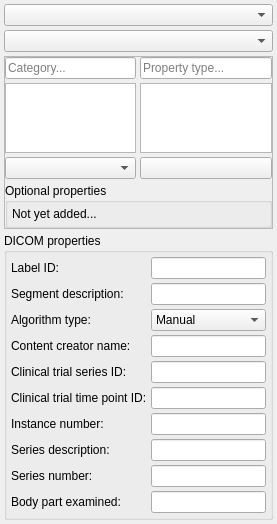
Qt form Modules/Loadable/Terminologies/Widgets/Resources/UI/qSlicerTerminologyNavigatorWidget.ui (cpinter/SlicerGitSVNArchive) before a commit.
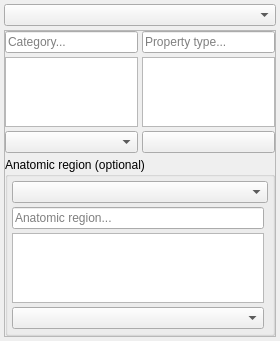
The same form after that commit. Custom widgets are drawn as their Qt base class.

Commit message: ENH: Added anatomic region handling to terminology logic and navigator widget

Diff of the .ui file:
```diff
--- a/Modules/Loadable/Terminologies/Widgets/Resources/UI/qSlicerTerminologyNavigatorWidget.ui
+++ b/Modules/Loadable/Terminologies/Widgets/Resources/UI/qSlicerTerminologyNavigatorWidget.ui
@@ -6,8 +6,8 @@
    <rect>
     <x>0</x>
     <y>0</y>
-    <width>277</width>
-    <height>268</height>
+    <width>280</width>
+    <height>320</height>
    </rect>
   </property>
   <property name="windowTitle">
@@ -20,6 +20,13 @@
    <property name="spacing">
     <number>4</number>
    </property>
+   <item row="0" column="1" colspan="2">
+    <widget class="ctkComboBox" name="ComboBox_Terminology">
+     <property name="defaultText">
+      <string>Select terminology...</string>
+     </property>
+    </widget>
+   </item>
    <item row="4" column="1" colspan="2">
     <widget class="QFrame" name="frame_TerminologyEntry">
      <property name="sizePolicy">
@@ -41,25 +48,37 @@
       <property name="spacing">
        <number>4</number>
       </property>
-      <item row="1" column="1">
-       <widget class="QTableWidget" name="tableWidget_Type">
-        <property name="columnCount">
-         <number>1</number>
+      <item row="0" column="0">
+       <widget class="ctkSearchBox" name="SearchBox_Category">
+        <property name="placeholderText">
+         <string>Category...</string>
         </property>
-        <attribute name="horizontalHeaderVisible">
-         <bool>false</bool>
-        </attribute>
-        <attribute name="horizontalHeaderStretchLastSection">
+        <property name="showSearchIcon">
          <bool>true</bool>
-        </attribute>
-        <attribute name="verticalHeaderVisible">
-         <bool>false</bool>
-        </attribute>
-        <column/>
+        </property>
+       </widget>
+      </item>
+      <item row="0" column="1">
+       <widget class="ctkSearchBox" name="SearchBox_Type">
+        <property name="placeholderText">
+         <string>Property type...</string>
+        </property>
+        <property name="showSearchIcon">
+         <bool>true</bool>
+        </property>
        </widget>
       </item>
       <item row="1" column="0">
        <widget class="QTableWidget" name="tableWidget_Category">
+        <property name="editTriggers">
+         <set>QAbstractItemView::NoEditTriggers</set>
+        </property>
+        <property name="selectionMode">
+         <enum>QAbstractItemView::SingleSelection</enum>
+        </property>
+        <property name="selectionBehavior">
+         <enum>QAbstractItemView::SelectRows</enum>
+        </property>
         <property name="columnCount">
          <number>1</number>
         </property>
@@ -75,47 +94,53 @@
         <column/>
        </widget>
       </item>
-      <item row="2" column="1">
-       <widget class="ctkColorPickerButton" name="ColorPickerButton_RecommendedRGB">
-        <property name="displayColorName">
+      <item row="1" column="1">
+       <widget class="QTableWidget" name="tableWidget_Type">
+        <property name="editTriggers">
+         <set>QAbstractItemView::NoEditTriggers</set>
+        </property>
+        <property name="selectionMode">
+         <enum>QAbstractItemView::SingleSelection</enum>
+        </property>
+        <property name="selectionBehavior">
+         <enum>QAbstractItemView::SelectRows</enum>
+        </property>
+        <property name="columnCount">
+         <number>1</number>
+        </property>
+        <attribute name="horizontalHeaderVisible">
+         <bool>false</bool>
+        </attribute>
+        <attribute name="horizontalHeaderStretchLastSection">
          <bool>true</bool>
-        </property>
+        </attribute>
+        <attribute name="verticalHeaderVisible">
+         <bool>false</bool>
+        </attribute>
+        <column/>
        </widget>
       </item>
       <item row="2" column="0">
-       <widget class="ctkComboBox" name="ComboBox_Modifier">
+       <widget class="ctkComboBox" name="ComboBox_TypeModifier">
         <property name="defaultText">
          <string>Select type modifier...</string>
         </property>
        </widget>
       </item>
-      <item row="0" column="1">
-       <widget class="ctkSearchBox" name="SearchBox_Type">
-        <property name="placeholderText">
-         <string>Property type...</string>
-        </property>
-        <property name="showSearchIcon">
-         <bool>true</bool>
-        </property>
-       </widget>
-      </item>
-      <item row="0" column="0">
-       <widget class="ctkSearchBox" name="SearchBox_Category">
-        <property name="placeholderText">
-         <string>Category...</string>
-        </property>
-        <property name="showSearchIcon">
+      <item row="2" column="1">
+       <widget class="ctkColorPickerButton" name="ColorPickerButton_RecommendedRGB">
+        <property name="displayColorName">
          <bool>true</bool>
         </property>
        </widget>
       </item>
       <item row="3" column="0" colspan="2">
-       <widget class="ctkCollapsibleGroupBox" name="CollapsibleGroupBox_Optional">
+       <widget class="ctkCollapsibleGroupBox" name="CollapsibleGroupBox_AnatomicRegion">
         <property name="title">
-         <string>Optional properties</string>
+         <string>Anatomic region (optional)</string>
         </property>
         <property name="collapsed">
-         <bool>true</bool>
+         <bool>false</bool>
         </property>
         <layout class="QGridLayout" name="gridLayout_4">
          <property name="margin">
@@ -124,10 +149,53 @@
          <property name="spacing">
           <number>4</number>
          </property>
-         <item row="0" column="0">
-          <widget class="QLabel" name="label">
-           <property name="text">
-            <string>Not yet added...</string>
+         <item row="2" column="0">
+          <widget class="QTableWidget" name="tableWidget_AnatomicRegion">
+           <property name="editTriggers">
+            <set>QAbstractItemView::NoEditTriggers</set>
+           </property>
+           <property name="selectionMode">
+            <enum>QAbstractItemView::SingleSelection</enum>
+           </property>
+           <property name="selectionBehavior">
+            <enum>QAbstractItemView::SelectRows</enum>
+           </property>
+           <property name="columnCount">
+            <number>1</number>
+           </property>
+           <attribute name="horizontalHeaderVisible">
+            <bool>false</bool>
+           </attribute>
+           <attribute name="horizontalHeaderStretchLastSection">
+            <bool>true</bool>
+           </attribute>
+           <attribute name="verticalHeaderVisible">
+            <bool>false</bool>
+           </attribute>
+           <column/>
+          </widget>
+         </item>
+         <item row="0" column="0" colspan="2">
+          <widget class="ctkComboBox" name="ComboBox_AnatomicContext">
+           <property name="defaultText">
+            <string>Select anatomic region context...</string>
+           </property>
+          </widget>
+         </item>
+         <item row="1" column="0">
+          <widget class="ctkSearchBox" name="SearchBox_AnatomicRegion">
+           <property name="placeholderText">
+            <string>Anatomic region...</string>
+           </property>
+           <property name="showSearchIcon">
+            <bool>true</bool>
+           </property>
+          </widget>
+         </item>
+         <item row="3" column="0">
+          <widget class="ctkComboBox" name="ComboBox_AnatomicRegionModifier">
+           <property name="defaultText">
+            <string>Select anatomic region modifier...</string>
            </property>
           </widget>
          </item>
@@ -137,160 +205,6 @@
      </layout>
     </widget>
    </item>
-   <item row="6" column="1" colspan="2">
-    <widget class="ctkCollapsibleGroupBox" name="CollapsibleGroupBox_DICOM">
-     <property name="toolTip">
-      <string>DICOM SEG related properties</string>
-     </property>
-     <property name="title">
-      <string>DICOM properties</string>
-     </property>
-     <property name="checked">
-      <bool>false</bool>
-     </property>
-     <property name="collapsed">
-      <bool>true</bool>
-     </property>
-     <layout class="QGridLayout" name="gridLayout">
-      <property name="margin">
-       <number>4</number>
-      </property>
-      <property name="spacing">
-       <number>4</number>
-      </property>
-      <item row="3" column="0">
-       <widget class="QLabel" name="label_ContentCreatorName">
-        <property name="text">
-         <string>Content creator name:</string>
-        </property>
-       </widget>
-      </item>
-      <item row="7" column="0">
-       <widget class="QLabel" name="label_SeriesDescription">
-        <property name="text">
-         <string>Series description:</string>
-        </property>
-       </widget>
-      </item>
-      <item row="5" column="1">
-       <widget class="QLineEdit" name="lineEdit_ClinicalTrialTimePointID"/>
-      </item>
-      <item row="6" column="1">
-       <widget class="QLineEdit" name="lineEdit_InstanceNumber"/>
-      </item>
-      <item row="4" column="1">
-       <widget class="QLineEdit" name="lineEdit_ClinicalTrialSeriesID"/>
-      </item>
-      <item row="8" column="0">
-       <widget class="QLabel" name="label_SeriesNumber">
-        <property name="text">
-         <string>Series number:</string>
-        </property>
-       </widget>
-      </item>
-      <item row="8" column="1">
-       <widget class="QLineEdit" name="lineEdit_SeriesNumber"/>
-      </item>
-      <item row="9" column="0">
-       <widget class="QLabel" name="label_BodyPartExamined">
-        <property name="text">
-         <string>Body part examined:</string>
-        </property>
-       </widget>
-      </item>
-      <item row="0" column="1">
-       <widget class="QLineEdit" name="lineEdit_LabelID"/>
-      </item>
-      <item row="2" column="1">
-       <widget class="QComboBox" name="comboBox_SegmentAlgorithmType">
-        <item>
-         <property name="text">
-          <string>Manual</string>
-         </property>
-        </item>
-        <item>
-         <property name="text">
-          <string>Semi-automatic</string>
-         </property>
-        </item>
-        <item>
-         <property name="text">
-          <string>Automatic</string>
-         </property>
-        </item>
-       </widget>
-      </item>
-      <item row="9" column="1">
-       <widget class="QLineEdit" name="lineEdit_BodyPartExamined"/>
-      </item>
-      <item row="0" column="0">
-       <widget class="QLabel" name="label_LabelID">
-        <property name="text">
-         <string>Label ID:</string>
-        </property>
-       </widget>
-      </item>
-      <item row="4" column="0">
-       <widget class="QLabel" name="label_ClinicalTrialSeriesID">
-        <property name="text">
-         <string>Clinical trial series ID:</string>
-        </property>
-       </widget>
-      </item>
-      <item row="7" column="1">
-       <widget class="QLineEdit" name="lineEdit_SeriesDescription"/>
-      </item>
-      <item row="5" column="0">
-       <widget class="QLabel" name="label_ClinicalTrialTimePointID">
-        <property name="text">
-         <string>Clinical trial time point ID:</string>
-        </property>
-       </widget>
-      </item>
-      <item row="1" column="0">
-       <widget class="QLabel" name="label_SegmentDescription">
-        <property name="text">
-         <string>Segment description:</string>
-        </property>
-       </widget>
-      </item>
-      <item row="2" column="0">
-       <widget class="QLabel" name="label_SegmentAlgorithmType">
-        <property name="text">
-         <string>Algorithm type:</string>
-        </property>
-       </widget>
-      </item>
-      <item row="6" column="0">
-       <widget class="QLabel" name="label_InstanceNumber">
-        <property name="text">
-         <string>Instance number:</string>
-        </property>
-       </widget>
-      </item>
-      <item row="1" column="1">
-       <widget class="QLineEdit" name="lineEdit_SegmentDescription"/>
-      </item>
-      <item row="3" column="1">
-       <widget class="QLineEdit" name="lineEdit_ContentCreatorName"/>
-      </item>
-     </layout>
-    </widget>
-   </item>
-   <item row="1" column="1" colspan="2">
-    <widget class="ctkComboBox" name="ComboBox_AnatomicRegionContext">
-     <property name="defaultText">
-      <string>Select anatomic region context...</string>
-     </property>
-    </widget>
-   </item>
-   <item row="0" column="1" colspan="2">
-    <widget class="ctkComboBox" name="ComboBox_Terminology">
-     <property name="defaultText">
-      <string>Select terminology...</string>
-     </property>
-    </widget>
-   </item>
   </layout>
  </widget>
  <customwidgets>
```
The commit also changes 9 other files.
